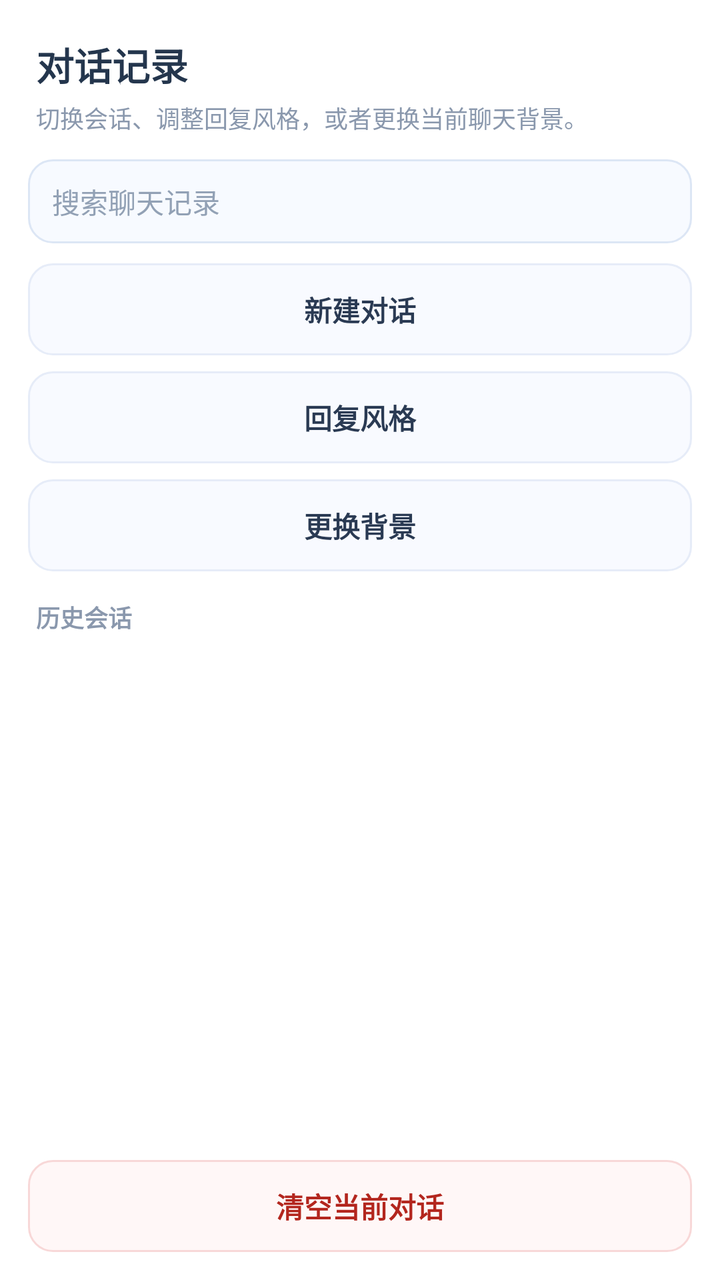
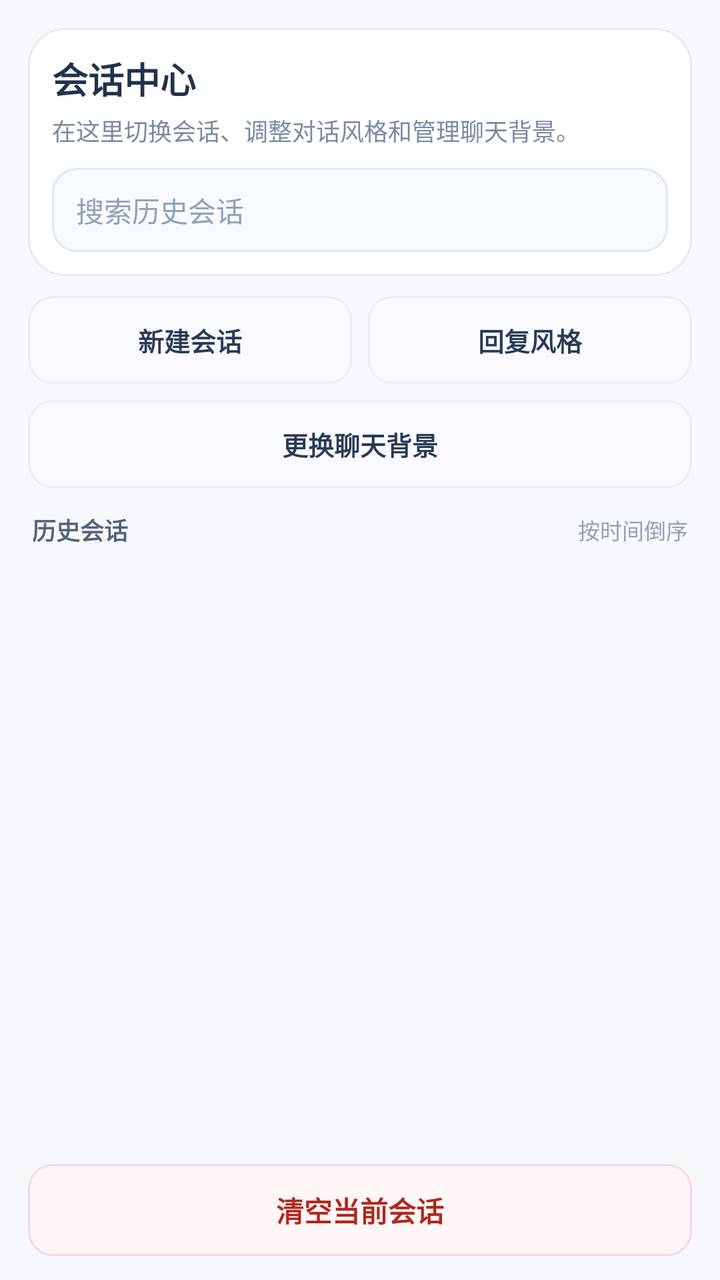

An Android layout rendered at two revisions. The XML below is the earlier revision; the diff shows what the commit changed to produce the second picture.
<!-- AndroidManifest.xml: application theme Theme.FlipAccounting -->
<!-- res/layout/dialog_chat_sessions_panel.xml -->
<?xml version="1.0" encoding="utf-8"?>
<LinearLayout xmlns:android="http://schemas.android.com/apk/res/android"
    android:layout_width="match_parent"
    android:layout_height="match_parent"
    android:background="#FFFFFF"
    android:orientation="vertical"
    android:paddingHorizontal="14dp"
    android:paddingTop="18dp"
    android:paddingBottom="14dp">

    <TextView
        android:layout_width="match_parent"
        android:layout_height="wrap_content"
        android:paddingHorizontal="4dp"
        android:text="对话记录"
        android:textColor="#24364D"
        android:textSize="19sp"
        android:textStyle="bold" />

    <TextView
        android:layout_width="match_parent"
        android:layout_height="wrap_content"
        android:layout_marginTop="4dp"
        android:paddingHorizontal="4dp"
        android:text="切换会话、调整回复风格，或者更换当前聊天背景。"
        android:textColor="#8A98AD"
        android:textSize="12sp" />

    <EditText
        android:id="@+id/et_session_search"
        android:layout_width="match_parent"
        android:layout_height="42dp"
        android:layout_marginTop="12dp"
        android:background="@drawable/bg_model_search_field"
        android:hint="搜索聊天记录"
        android:paddingHorizontal="12dp"
        android:singleLine="true"
        android:textColor="#25344A"
        android:textColorHint="#92A1B5"
        android:textSize="14sp" />

    <TextView
        android:id="@+id/btn_new_session"
        android:layout_width="match_parent"
        android:layout_height="46dp"
        android:layout_marginTop="10dp"
        android:background="@drawable/bg_dialog_action_item"
        android:gravity="center"
        android:text="新建对话"
        android:textColor="#2A3A53"
        android:textSize="14sp"
        android:textStyle="bold" />

    <TextView
        android:id="@+id/btn_reply_style"
        android:layout_width="match_parent"
        android:layout_height="46dp"
        android:layout_marginTop="8dp"
        android:background="@drawable/bg_dialog_action_item"
        android:gravity="center"
        android:text="回复风格"
        android:textColor="#2A3A53"
        android:textSize="14sp"
        android:textStyle="bold" />

    <TextView
        android:id="@+id/btn_change_chat_bg"
        android:layout_width="match_parent"
        android:layout_height="46dp"
        android:layout_marginTop="8dp"
        android:background="@drawable/bg_dialog_action_item"
        android:gravity="center"
        android:text="更换背景"
        android:textColor="#2A3A53"
        android:textSize="14sp"
        android:textStyle="bold" />

    <TextView
        android:layout_width="match_parent"
        android:layout_height="wrap_content"
        android:layout_marginTop="14dp"
        android:paddingHorizontal="4dp"
        android:text="历史会话"
        android:textColor="#8A98AD"
        android:textSize="12sp"
        android:textStyle="bold" />

    <androidx.recyclerview.widget.RecyclerView
        android:id="@+id/rv_session_list"
        android:layout_width="match_parent"
        android:layout_height="0dp"
        android:layout_marginTop="8dp"
        android:layout_weight="1"
        android:clipToPadding="false"
        android:paddingBottom="6dp" />

    <TextView
        android:id="@+id/btn_clear_current_session"
        android:layout_width="match_parent"
        android:layout_height="46dp"
        android:layout_marginTop="8dp"
        android:background="@drawable/bg_dialog_action_item_danger"
        android:gravity="center"
        android:text="清空当前对话"
        android:textColor="#B3261E"
        android:textSize="14sp"
        android:textStyle="bold" />
</LinearLayout>
<!-- resources referenced by this layout -->
<resources>
  <!-- drawable bg_dialog_action_item (drawable) -->
  <?xml version="1.0" encoding="utf-8"?>
  <selector xmlns:android="http://schemas.android.com/apk/res/android">
      <item android:state_pressed="true">
          <shape android:shape="rectangle">
              <solid android:color="#EEF4FF" />
              <corners android:radius="12dp" />
          </shape>
      </item>
      <item>
          <shape android:shape="rectangle">
              <solid android:color="#F8FAFF" />
              <corners android:radius="12dp" />
              <stroke android:width="1dp" android:color="#E6ECF8" />
          </shape>
      </item>
  </selector>
  <!-- drawable bg_dialog_action_item_danger (drawable) -->
  <?xml version="1.0" encoding="utf-8"?>
  <selector xmlns:android="http://schemas.android.com/apk/res/android">
      <item android:state_pressed="true">
          <shape android:shape="rectangle">
              <solid android:color="#FFECEC" />
              <corners android:radius="12dp" />
          </shape>
      </item>
      <item>
          <shape android:shape="rectangle">
              <solid android:color="#FFF7F7" />
              <corners android:radius="12dp" />
              <stroke android:width="1dp" android:color="#F8D8D8" />
          </shape>
      </item>
  </selector>
  <!-- drawable bg_model_search_field (drawable) -->
  <?xml version="1.0" encoding="utf-8"?>
  <shape xmlns:android="http://schemas.android.com/apk/res/android" android:shape="rectangle">
      <solid android:color="#F7FAFF" />
      <corners android:radius="12dp" />
      <stroke android:width="1dp" android:color="#DCE6F5" />
  </shape>
  <style name="Theme.FlipAccounting" parent="Theme.MaterialComponents.DayNight.NoActionBar">
          
          <item name="colorPrimary">#5C6BC0</item>
          <item name="colorPrimaryVariant">#3F51B5</item>
          <item name="colorOnPrimary">#FFFFFF</item>
          
          <item name="colorSecondary">#FF4081</item>
          <item name="colorSecondaryVariant">#F50057</item>
          <item name="colorOnSecondary">#FFFFFF</item>
  
          
          <item name="android:statusBarColor">#F5F7FA</item>
          <item name="android:windowLightStatusBar">true</item>
      </style>
</resources>

<!-- the commit's change to res/layout/dialog_chat_sessions_panel.xml (unified diff, before → after) -->
@@ -1,89 +1,118 @@
-<?xml version="1.0" encoding="utf-8"?>
+﻿<?xml version="1.0" encoding="utf-8"?>
 <LinearLayout xmlns:android="http://schemas.android.com/apk/res/android"
     android:layout_width="match_parent"
     android:layout_height="match_parent"
-    android:background="#FFFFFF"
+    android:background="#F6F8FC"
     android:orientation="vertical"
     android:paddingHorizontal="14dp"
-    android:paddingTop="18dp"
-    android:paddingBottom="14dp">
+    android:paddingTop="14dp"
+    android:paddingBottom="12dp">
 
-    <TextView
+    <LinearLayout
         android:layout_width="match_parent"
         android:layout_height="wrap_content"
-        android:paddingHorizontal="4dp"
-        android:text="对话记录"
-        android:textColor="#24364D"
-        android:textSize="19sp"
-        android:textStyle="bold" />
+        android:background="@drawable/bg_chat_dialog_panel"
+        android:orientation="vertical"
+        android:padding="12dp">
 
-    <TextView
+        <TextView
+            android:layout_width="match_parent"
+            android:layout_height="wrap_content"
+            android:text="会话中心"
+            android:textColor="#21324B"
+            android:textSize="18sp"
+            android:textStyle="bold" />
+
+        <TextView
+            android:layout_width="match_parent"
+            android:layout_height="wrap_content"
+            android:layout_marginTop="4dp"
+            android:text="在这里切换会话、调整对话风格和管理聊天背景。"
+            android:textColor="#7A8AA3"
+            android:textSize="12sp" />
+
+        <EditText
+            android:id="@+id/et_session_search"
+            android:layout_width="match_parent"
+            android:layout_height="42dp"
+            android:layout_marginTop="10dp"
+            android:background="@drawable/bg_model_search_field"
+            android:hint="搜索历史会话"
+            android:paddingHorizontal="12dp"
+            android:singleLine="true"
+            android:textColor="#25344A"
+            android:textColorHint="#92A1B5"
+            android:textSize="14sp" />
+    </LinearLayout>
+
+    <LinearLayout
         android:layout_width="match_parent"
         android:layout_height="wrap_content"
-        android:layout_marginTop="4dp"
-        android:paddingHorizontal="4dp"
-        android:text="切换会话、调整回复风格，或者更换当前聊天背景。"
-        android:textColor="#8A98AD"
-        android:textSize="12sp" />
+        android:layout_marginTop="10dp"
+        android:orientation="horizontal">
 
-    <EditText
-        android:id="@+id/et_session_search"
-        android:layout_width="match_parent"
-        android:layout_height="42dp"
-        android:layout_marginTop="12dp"
-        android:background="@drawable/bg_model_search_field"
-        android:hint="搜索聊天记录"
-        android:paddingHorizontal="12dp"
-        android:singleLine="true"
-        android:textColor="#25344A"
-        android:textColorHint="#92A1B5"
-        android:textSize="14sp" />
+        <TextView
+            android:id="@+id/btn_new_session"
+            android:layout_width="0dp"
+            android:layout_height="44dp"
+            android:layout_weight="1"
+            android:background="@drawable/bg_dialog_action_item"
+            android:gravity="center"
+            android:text="新建会话"
+            android:textColor="#2A3A53"
+            android:textSize="13sp"
+            android:textStyle="bold" />
 
-    <TextView
-        android:id="@+id/btn_new_session"
-        android:layout_width="match_parent"
-        android:layout_height="46dp"
-        android:layout_marginTop="10dp"
-        android:background="@drawable/bg_dialog_action_item"
-        android:gravity="center"
-        android:text="新建对话"
-        android:textColor="#2A3A53"
-        android:textSize="14sp"
-        android:textStyle="bold" />
-
-    <TextView
-        android:id="@+id/btn_reply_style"
-        android:layout_width="match_parent"
-        android:layout_height="46dp"
-        android:layout_marginTop="8dp"
-        android:background="@drawable/bg_dialog_action_item"
-        android:gravity="center"
-        android:text="回复风格"
-        android:textColor="#2A3A53"
-        android:textSize="14sp"
-        android:textStyle="bold" />
+        <TextView
+            android:id="@+id/btn_reply_style"
+            android:layout_width="0dp"
+            android:layout_height="44dp"
+            android:layout_marginStart="8dp"
+            android:layout_weight="1"
+            android:background="@drawable/bg_dialog_action_item"
+            android:gravity="center"
+            android:text="回复风格"
+            android:textColor="#2A3A53"
+            android:textSize="13sp"
+            android:textStyle="bold" />
+    </LinearLayout>
 
     <TextView
         android:id="@+id/btn_change_chat_bg"
         android:layout_width="match_parent"
-        android:layout_height="46dp"
+        android:layout_height="44dp"
         android:layout_marginTop="8dp"
         android:background="@drawable/bg_dialog_action_item"
         android:gravity="center"
-        android:text="更换背景"
+        android:text="更换聊天背景"
         android:textColor="#2A3A53"
-        android:textSize="14sp"
+        android:textSize="13sp"
         android:textStyle="bold" />
 
-    <TextView
+    <LinearLayout
         android:layout_width="match_parent"
         android:layout_height="wrap_content"
-        android:layout_marginTop="14dp"
-        android:paddingHorizontal="4dp"
-        android:text="历史会话"
-        android:textColor="#8A98AD"
-        android:textSize="12sp"
-        android:textStyle="bold" />
+        android:layout_marginTop="12dp"
+        android:gravity="center_vertical"
+        android:orientation="horizontal"
+        android:paddingHorizontal="2dp">
+
+        <TextView
+            android:layout_width="0dp"
+            android:layout_height="wrap_content"
+            android:layout_weight="1"
+            android:text="历史会话"
+            android:textColor="#53637B"
+            android:textSize="12sp"
+            android:textStyle="bold" />
+
+        <TextView
+            android:layout_width="wrap_content"
+            android:layout_height="wrap_content"
+            android:text="按时间倒序"
+            android:textColor="#94A2B5"
+            android:textSize="11sp" />
+    </LinearLayout>
 
     <androidx.recyclerview.widget.RecyclerView
         android:id="@+id/rv_session_list"
@@ -92,7 +121,7 @@
         android:layout_marginTop="8dp"
         android:layout_weight="1"
         android:clipToPadding="false"
-        android:paddingBottom="6dp" />
+        android:paddingBottom="8dp" />
 
     <TextView
         android:id="@+id/btn_clear_current_session"
@@ -101,7 +130,7 @@
         android:layout_marginTop="8dp"
         android:background="@drawable/bg_dialog_action_item_danger"
         android:gravity="center"
-        android:text="清空当前对话"
+        android:text="清空当前会话"
         android:textColor="#B3261E"
         android:textSize="14sp"
         android:textStyle="bold" />
<!-- resource entries referenced after the edit -->
@@ -1,5 +1,13 @@
 <!-- resources referenced by this layout -->
 <resources>
+  <!-- drawable bg_chat_dialog_panel (drawable) -->
+  <?xml version="1.0" encoding="utf-8"?>
+  <shape xmlns:android="http://schemas.android.com/apk/res/android"
+      android:shape="rectangle">
+      <solid android:color="#FFFFFF" />
+      <corners android:radius="18dp" />
+      <stroke android:width="1dp" android:color="#E4EAF4" />
+  </shape>
   <!-- drawable bg_dialog_action_item (drawable) -->
   <?xml version="1.0" encoding="utf-8"?>
   <selector xmlns:android="http://schemas.android.com/apk/res/android">
